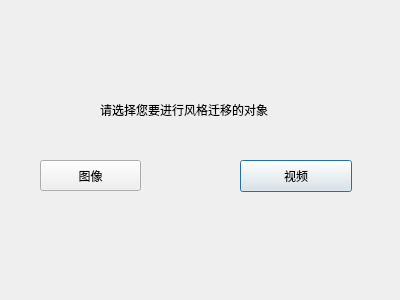
Old version of the form gui/start.ui in the repository ZYFZYF/Image-Style-Transfer.
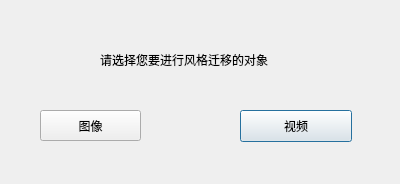
New version of the form.

Diff of the .ui file:
```diff
--- a/gui/start.ui
+++ b/gui/start.ui
@@ -7,7 +7,7 @@
     <x>0</x>
     <y>0</y>
     <width>400</width>
-    <height>300</height>
+    <height>184</height>
    </rect>
   </property>
   <property name="windowTitle">
@@ -17,7 +17,7 @@
    <property name="geometry">
     <rect>
      <x>40</x>
-     <y>160</y>
+     <y>110</y>
      <width>101</width>
      <height>31</height>
     </rect>
@@ -33,7 +33,7 @@
    <property name="geometry">
     <rect>
      <x>240</x>
-     <y>160</y>
+     <y>110</y>
      <width>112</width>
      <height>32</height>
     </rect>
@@ -49,7 +49,7 @@
    <property name="geometry">
     <rect>
      <x>100</x>
-     <y>100</y>
+     <y>50</y>
      <width>191</width>
      <height>20</height>
     </rect>
```
